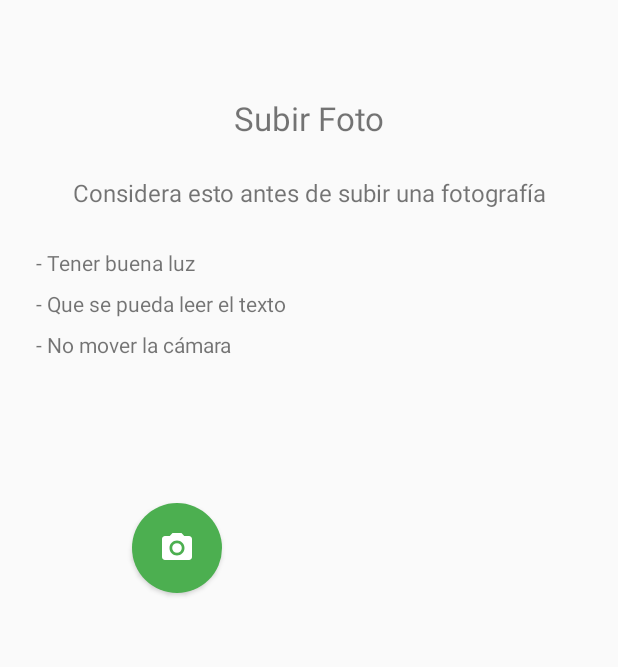
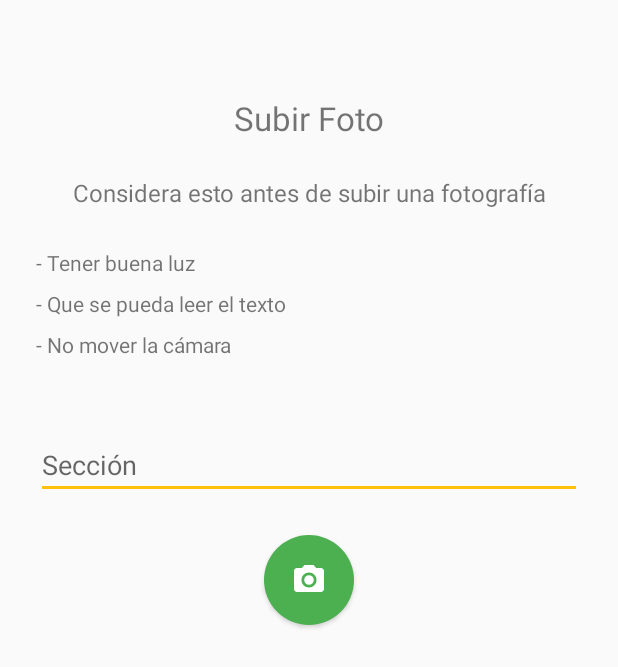
Before and after one commit to GarnachaSoft/PREP-android, an Android app: the PrePhotoActivity screen opened directly, with no data from a screen before it, on a phone screen of 412 x 824 dp. Shown: the top 667 px of the screen. Run offline under Robolectric (Android 15) with nearby library versions, the phone set to English and light mode, and no system bars.

Commit message:
first try sections

```diff
--- a/app/src/main/java/org/prepciudadano/prepciudadano/PhotoActivity.kt
+++ b/app/src/main/java/org/prepciudadano/prepciudadano/PhotoActivity.kt
@@ -32,7 +32,7 @@ class PhotoActivity : AppCompatActivity() {
     //firebase upload file
     lateinit var filePath: Uri
     lateinit var imageUri:Uri
-    lateinit var bitmap:Bitmap
+    var bitmap:Bitmap? = null
 
     internal var storage:FirebaseStorage?=null
     internal var storageReference:StorageReference?=null
@@ -117,7 +117,7 @@ class PhotoActivity : AppCompatActivity() {
 
             //convert bitmap to bytearray
             val stream = ByteArrayOutputStream()
-            bitmap.compress(Bitmap.CompressFormat.JPEG, 100, stream)
+            bitmap?.compress(Bitmap.CompressFormat.JPEG, 100, stream)
             val image = stream.toByteArray()
 
             val imageRef = storageReference!!.child("images/"+UUID.randomUUID().toString())
--- a/app/src/main/res/layout/activity_pre_photo.xml
+++ b/app/src/main/res/layout/activity_pre_photo.xml
@@ -76,18 +76,32 @@
         app:layout_constraintStart_toStartOf="parent"
         app:layout_constraintTop_toBottomOf="@+id/pre_photo_list_2" />
 
+    <EditText
+        android:id="@+id/section"
+        android:layout_width="match_parent"
+        android:layout_height="wrap_content"
+        android:layout_marginEnd="24dp"
+        android:layout_marginStart="24dp"
+        android:layout_marginTop="48dp"
+        android:hint="Sección"
+        app:layout_constraintEnd_toEndOf="parent"
+        app:layout_constraintStart_toStartOf="parent"
+        app:layout_constraintTop_toBottomOf="@+id/pre_photo_list_3" />
+
     <Button
         android:id="@+id/camera_button"
         android:layout_width="60dp"
         android:layout_height="60dp"
-        android:layout_marginStart="88dp"
-        android:layout_marginTop="96dp"
+        android:layout_marginEnd="8dp"
+        android:layout_marginStart="8dp"
+        android:layout_marginTop="24dp"
         android:background="@drawable/round_button"
+        android:drawableStart="@drawable/ic_photo_camera_white_24dp"
         android:gravity="center|top"
+        android:paddingLeft="18dp"
         android:textColor="#fff"
-        android:drawableStart="@drawable/ic_photo_camera_white_24dp"
-        android:paddingLeft="18dp"
+        app:layout_constraintEnd_toEndOf="parent"
         app:layout_constraintStart_toStartOf="parent"
-        app:layout_constraintTop_toBottomOf="@+id/pre_photo_list_3" />
+        app:layout_constraintTop_toBottomOf="@+id/section" />
 
 </android.support.constraint.ConstraintLayout>
```
Also changed, not shown: app/src/main/java/org/prepciudadano/prepciudadano/PrePhotoActivity.kt (+10 -2 lines).
